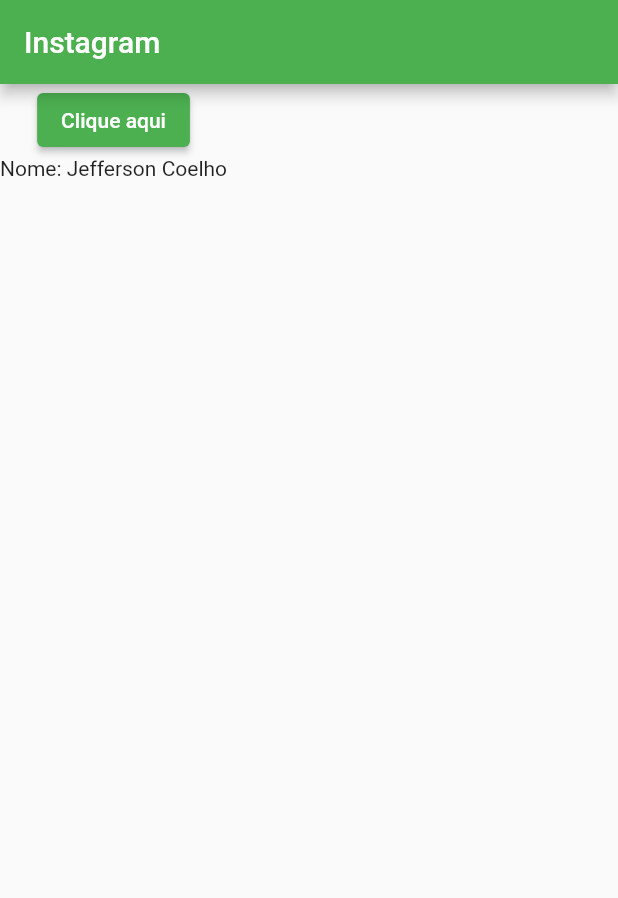
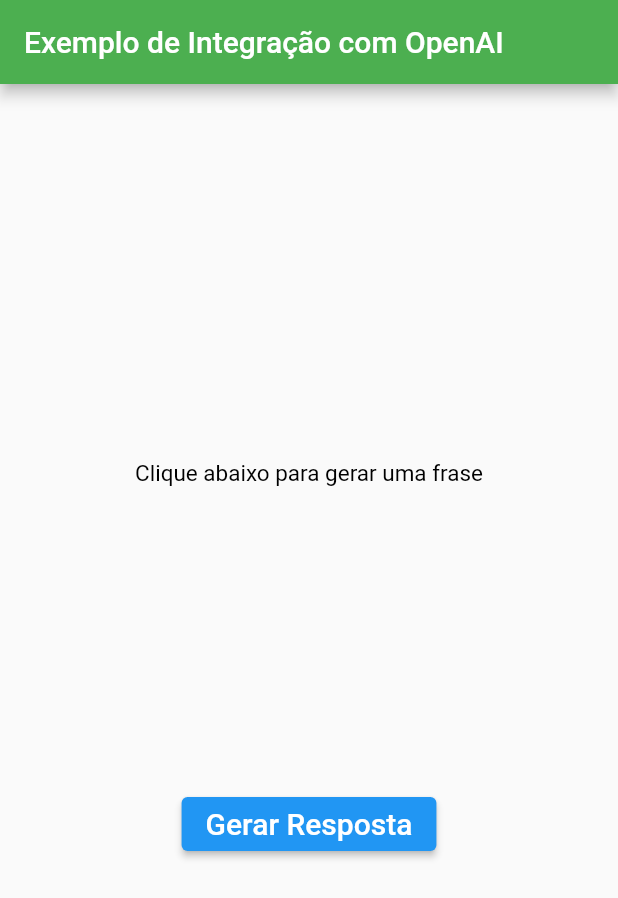
Before and after one commit to jeffersonlima23/frasesdodia, a Flutter app: the screen it shows after launch, on a phone screen of 412 x 824 dp. Shown: the top 898 px of the screen. Run offline on Flutter 3.47's test engine with Material 2 defaults, Android fonts, the phone set to English and light mode, and no system bars.

Commit message:
Criado o arquivo tel de IA

```diff
--- a/lib/dicionario.dart
+++ b/lib/dicionario.dart
@@ -1,3 +1,4 @@
-String tituloInsta = 'Instagram';
+String tituloInsta = 'Frases do dia';
 String conteudoPrincipal = 'Conteudo principal';
+String novaFrase = 'Nova frase';
 //List<String> frases = ['Frase 1', 'Frase 2', 'Frase 3'];
--- a/lib/main.dart
+++ b/lib/main.dart
@@ -1,6 +1,6 @@
 
 import 'package:flutter/material.dart';
-import 'package:frasesdodia/tela.dart';
+import 'package:frasesdodia/view/tela_ia.dart';
 
 // Stateless - Widgets que nao podem sofrer alteracoes(constantes).
 // Stateful - Widgets que podem sofrer alteracoes (dinamicas).
--- a/lib/tela.dart
+++ b/lib/tela.dart
@@ -1,6 +1,10 @@
+//import 'dart:convert';
+
+import 'dart:math';
+
 import 'package:flutter/material.dart';
 import 'package:frasesdodia/dicionario.dart';
-
+//import 'package:http/http.dart' as http;
 
 class HomeStateful extends StatefulWidget {
   const HomeStateful({super.key});
@@ -11,35 +15,56 @@ class HomeStateful extends StatefulWidget {
 
 class _HomeStatefulState extends State<HomeStateful> {
 
-  var _texto = "Jefferson Coelho";
+  var frases = [
+    "Texto 1",
+    "Texto 2",
+    "Texto 3",
+  ];
+
+  var _fraseGerada = "Clique abaixo para gerar uma nova frase";
+
+  //Gerar frase aleatoria
+  void _gerarFrase() {
+    var numeroAleatorio = Random().nextInt(frases.length);
+    setState(() {
+      _fraseGerada = frases[numeroAleatorio];
+    });
+  }
 
   @override
   Widget build(BuildContext context) {
-
-    return  Scaffold(
+    return Scaffold(
       appBar: AppBar(
         title:  Text(tituloInsta),
         backgroundColor: Colors.green,
-
       ),
-      body:  Column(
-        children: [
+      body:  Container(
+        padding: const EdgeInsets.all(50),
+        width: double.infinity,
+        child: Column(
+          mainAxisAlignment: MainAxisAlignment.spaceEvenly,
+          crossAxisAlignment: CrossAxisAlignment.center,
+          children: [
+          Image.asset("images/logo.png"),
+           Text(
+            _fraseGerada,
+            style: const TextStyle(
+              fontSize: 15,
+              color: Colors.black,
+            )),
           ElevatedButton(
-            onPressed: (){
-              setState(() {
-                _texto = "Curso Flutter";
-              });
-            },
-            style: ElevatedButton.styleFrom(
-              backgroundColor: Colors.green,
-            ),
-            child: const Text(
-              "Clique aqui",
+            onPressed: (
+              _gerarFrase),
+              child: Text(
+                novaFrase,
+                style: const TextStyle(
+                  fontSize: 20,
+                  color: Colors.white,
+                )),
               ),
-            ),
-            Text("Nome: $_texto"),
         ],
-      ),
+        )
+      )
     );
   }
 }
--- /dev/null
+++ b/lib/view/tela_ia.dart
@@ -0,0 +1,87 @@
+import 'dart:convert';
+import 'package:flutter/material.dart';
+import 'package:http/http.dart' as http;
+
+class HomeStateful extends StatefulWidget {
+  const HomeStateful({Key? key}) : super(key: key);
+
+  @override
+  State<HomeStateful> createState() => _HomeStatefulState();
+}
+
+class _HomeStatefulState extends State<HomeStateful> {
+  var _generatedResponse = "Clique abaixo para gerar uma frase";
+
+  Future<void> _generateResponse() async {
+    const openaiApiKey = "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"; // Substitua pelo seu token de API do OpenAI
+    const apiUrl = "https://api.openai.com/v1/chat/completions";
+
+    final response = await http.post(
+      Uri.parse(apiUrl),
+      headers: {
+        "Content-Type": "application/json",
+        "Authorization": "Bearer $openaiApiKey",
+      },
+      body: jsonEncode({
+        "model": "gpt-3.5-turbo",
+        "messages": [
+          {"role": "user", "content": "Gerar frase motivacional curta"}
+        ],
+        "temperature": 0.7
+      }),
+    );
+    print(response.body);
+
+    if (response.statusCode == 200) {
+      final data = jsonDecode(response.body);
+      final generatedMessage = data["choices"][0]["message"]["content"];
+
+      setState(() {
+        _generatedResponse = generatedMessage;
+      });
+    } else {
+      setState(() {
+        _generatedResponse = "Erro ao gerar resposta.";
+      });
+    }
+  }
+
+  @override
+  Widget build(BuildContext context) {
+    return Scaffold(
+      appBar: AppBar(
+        title: const Text("Exemplo de Integração com OpenAI"),
+        backgroundColor: Colors.green,
+      ),
+      body: Container(
+        padding: const EdgeInsets.all(50),
+        width: double.infinity,
+        child: Column(
+          mainAxisAlignment: MainAxisAlignment.spaceEvenly,
+          crossAxisAlignment: CrossAxisAlignment.center,
+          children: [
+            Text(
+              _generatedResponse,
+              style: const TextStyle(
+                fontSize: 15,
+                color: Colors.black,
+              ),
+            ),
+            ElevatedButton(
+              onPressed: () {
+                _generateResponse();
+              },
+              child: const Text(
+                "Gerar Resposta",
+                style: TextStyle(
+                  fontSize: 20,
+                  color: Colors.white,
+                ),
+              ),
+            ),
+          ],
+        ),
+      ),
+    );
+  }
+}
--- /dev/null
+++ b/package.json
@@ -0,0 +1,5 @@
+{
+  "dependencies": {
+    "openai": "^4.8.0"
+  }
+}
--- a/pubspec.yaml
+++ b/pubspec.yaml
@@ -66,6 +66,8 @@ flutter:
   assets:
     - images/mesa.jpg
     - images/parque.jpg
+    - images/logo.png
+
   # An image asset can refer to one or more resolution-specific "variants", see
   # https://flutter.dev/assets-and-images/#resolution-aware
 
```
Also changed, not shown: images/logo.png (added), package-lock.json (added).
